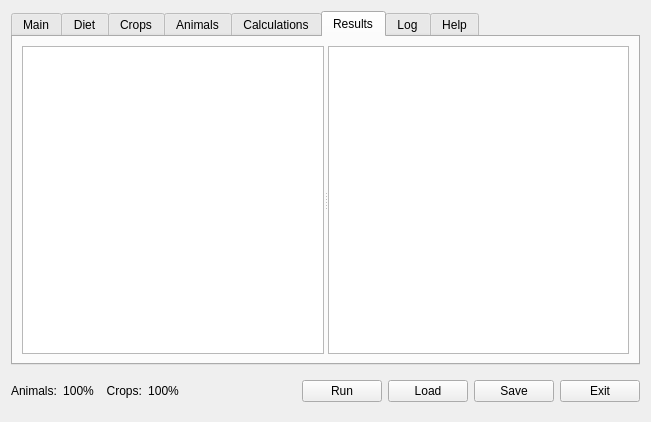
The window that src/ui/lamainformbase.ui (arkygeek/landuseanalyst) describes before a commit, drawn with Qt 5.
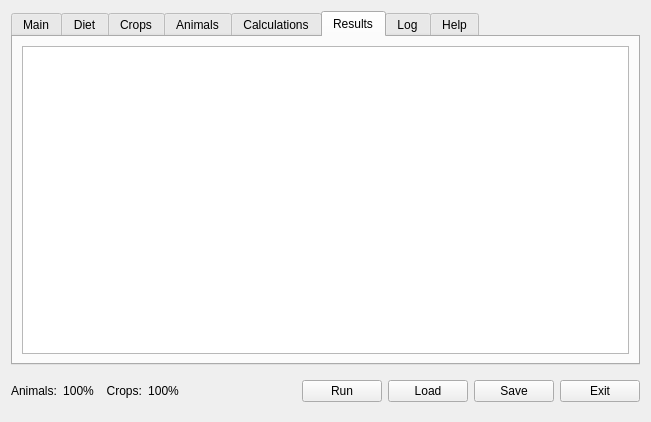
The same window after the commit. The open tabs and pages were chosen to show the change. Icons and pictures are not drawn.

Commit message: Report beautification - got rid of double panel reporting. Used styled headers. Used different level headers.

Patch:
```diff
--- a/src/ui/lamainformbase.ui
+++ b/src/ui/lamainformbase.ui
@@ -1741,20 +1741,6 @@
 &lt;p style="-qt-paragraph-type:empty; margin-top:0px; margin-bottom:0px; margin-left:0px; margin-right:0px; -qt-block-indent:0; text-indent:0px;">&lt;/p>&lt;/body>&lt;/html></string>
           </property>
          </widget>
-         <widget class="QTextBrowser" name="textBrowserResultsRight" >
-          <property name="sizePolicy" >
-           <sizepolicy vsizetype="Preferred" hsizetype="Preferred" >
-            <horstretch>0</horstretch>
-            <verstretch>0</verstretch>
-           </sizepolicy>
-          </property>
-          <property name="toolTip" >
-           <string>&lt;html>&lt;head>&lt;meta name="qrichtext" content="1" />&lt;style type="text/css">
-p, li { white-space: pre-wrap; }
-&lt;/style>&lt;/head>&lt;body style=" font-family:'Sans Serif'; font-size:9pt; font-weight:400; font-style:normal; text-decoration:none;">
-&lt;p style=" margin-top:0px; margin-bottom:0px; margin-left:0px; margin-right:0px; -qt-block-indent:0; text-indent:0px;">The results produced by running the model are displayed here.  This feature, however, is not yet implemented in the Alpha version of LandUse Analyst, but is planned for the Initial Release.&lt;/p>&lt;/body>&lt;/html></string>
-          </property>
-         </widget>
         </widget>
        </item>
       </layout>
```
Left out of the diff: 5 changed lines with no effect on the pictures. The commit also changes 7 other files.
